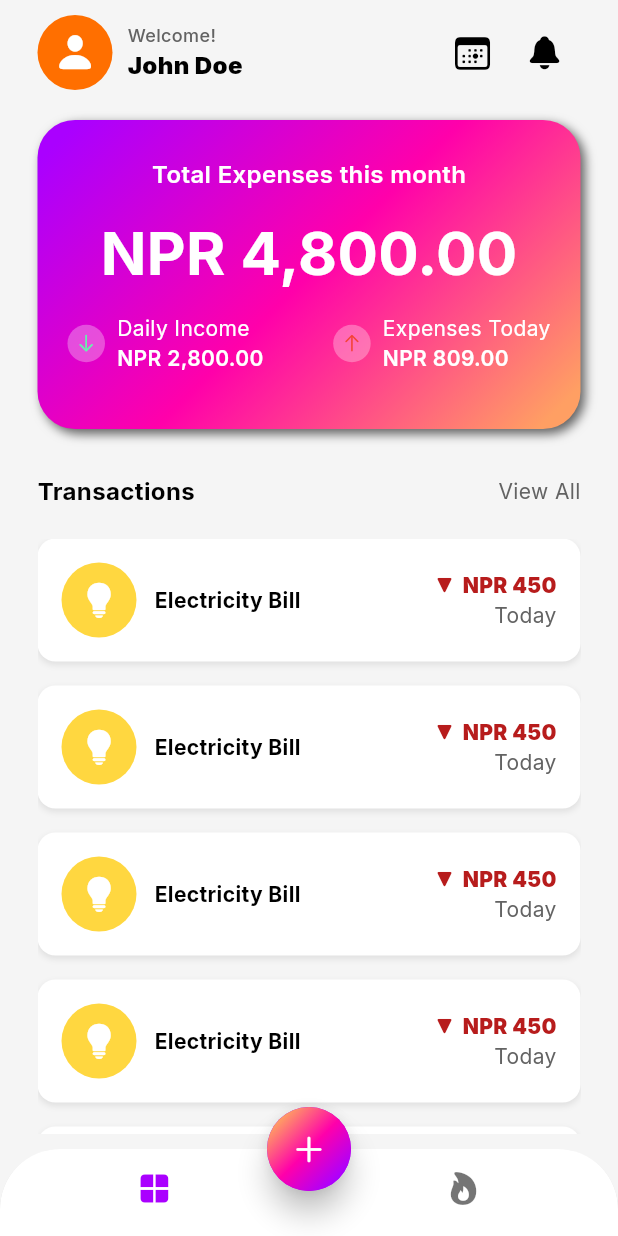
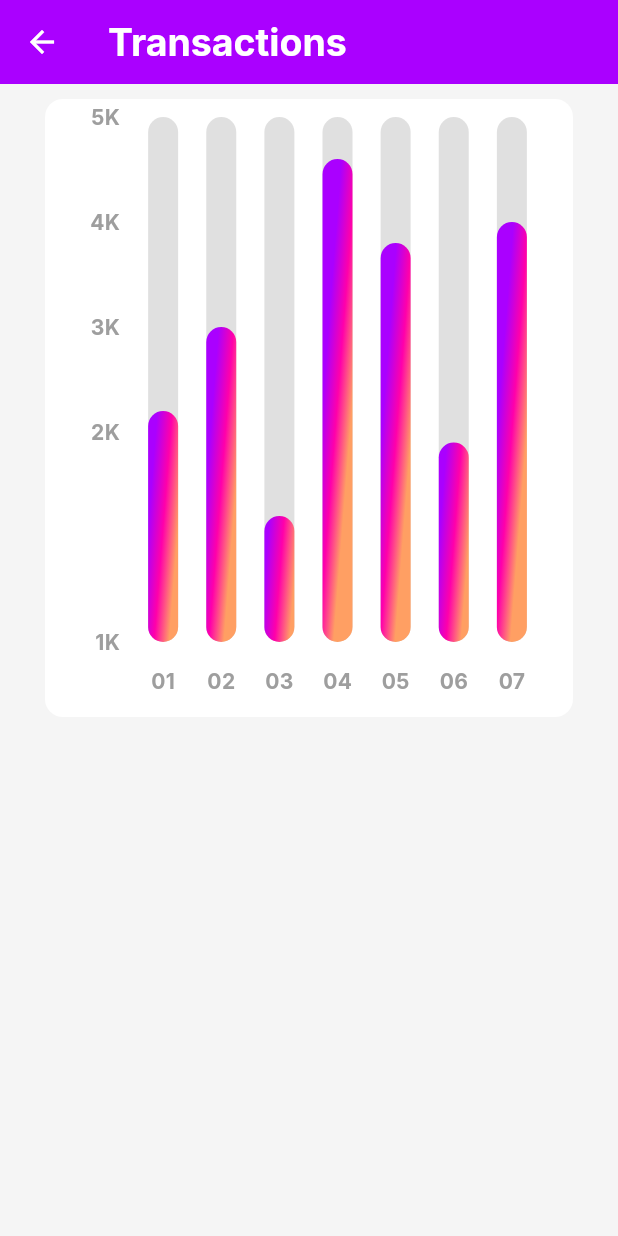
Before and after one commit to IshanKarki/Khutruke, a Flutter app: the screen it shows after launch, after a tap on "Total Expenses this month", on a phone screen of 412 x 824 dp. Run offline on Flutter 3.47's test engine with Material 3 defaults, Android fonts, the phone set to English and light mode, and no system bars; drawn by our look-alikes of fl_chart; our stand-ins replace font_awesome_flutter, google_fonts.

Commit message:
4th commit

```diff
--- /dev/null
+++ b/lib/data/data.dart
@@ -0,0 +1,54 @@
+import 'package:flutter/material.dart';
+import 'package:font_awesome_flutter/font_awesome_flutter.dart';
+
+List<Map<String, dynamic>> transactionsData = [
+  {
+    'icon': FaIcon(FontAwesomeIcons.solidLightbulb, color: Colors.white),
+    'name': 'Electricity Bills',
+    'date': 'Today',
+    'price': 'NPR 250',
+    'color': Colors.amber.shade800,
+  },
+  {
+    'icon': FaIcon(FontAwesomeIcons.plane, color: Colors.white),
+    'name': 'Flight/Airlines',
+    'date': 'Today',
+    'price': 'NPR 2800',
+    'color': Colors.cyan.shade700,
+  },
+  {
+    'icon': FaIcon(FontAwesomeIcons.smoking, color: Colors.white),
+    'name': 'Smoking',
+    'date': 'Today',
+    'price': 'NPR 40',
+    'color': Colors.pink.shade700,
+  },
+  {
+    'icon': FaIcon(FontAwesomeIcons.mugHot, color: Colors.white),
+    'name': 'Coffee',
+    'date': 'Today',
+    'price': 'NPR 170',
+    'color': Colors.brown.shade700,
+  },
+  {
+    'icon': FaIcon(FontAwesomeIcons.film, color: Colors.white),
+    'name': 'Movie',
+    'date': 'Yesterday',
+    'price': 'NPR 350',
+    'color': Colors.deepPurple,
+  },
+  {
+    'icon': FaIcon(FontAwesomeIcons.smoking, color: Colors.white),
+    'name': 'Smoking',
+    'date': 'Yesterday',
+    'price': 'NPR 20',
+    'color': Colors.pink.shade700,
+  },
+  {
+    'icon': FaIcon(FontAwesomeIcons.gasPump, color: Colors.white),
+    'name': 'Petrol',
+    'date': 'Yesterday',
+    'price': 'NPR 650',
+    'color': Colors.amber.shade900,
+  },
+];
--- /dev/null
+++ b/lib/screens/home/views/chart.dart
@@ -0,0 +1,173 @@
+
+import 'dart:math';
+import 'package:fl_chart/fl_chart.dart';
+import 'package:flutter/material.dart';
+
+class MyChart extends StatefulWidget {
+  const MyChart({super.key});
+
+  @override
+  State<MyChart> createState() => _MyChartState();
+}
+
+class _MyChartState extends State<MyChart> {
+  @override
+  Widget build(BuildContext context) {
+    return BarChart(
+      mainBarData(),
+    );
+  }
+
+  BarChartGroupData makeGroupData(int x, double y) {
+    return BarChartGroupData(
+      x: x,
+      barRods: [
+        BarChartRodData(
+          toY: y,
+          gradient: LinearGradient(
+            colors: [
+              Theme.of(context).colorScheme.primary,
+              Theme.of(context).colorScheme.secondary,
+              Theme.of(context).colorScheme.tertiary,
+            ],
+            transform: const GradientRotation(pi / 40),
+          ),
+          width: 20,
+          backDrawRodData: BackgroundBarChartRodData(
+            show: true,
+            toY: 5,
+            color: Colors.grey.shade300
+          )
+        )
+      ]
+    );
+  }
+
+  List<BarChartGroupData> showingGroups() => List.generate(7, (i) {
+    switch (i) {
+      case 0:
+        return makeGroupData(0, 2.2);
+      case 1:
+        return makeGroupData(1, 3);
+      case 2:
+        return makeGroupData(2, 1.2);
+      case 3:
+        return makeGroupData(3, 4.6);
+      case 4:
+        return makeGroupData(4, 3.8);
+      case 5:
+        return makeGroupData(5, 1.9);
+      case 6:
+        return makeGroupData(6, 4);
+      default:
+        return throw Error();
+    }
+  });
+
+  BarChartData mainBarData() {
+    return BarChartData(
+      titlesData: FlTitlesData(
+        show: true,
+        rightTitles: const AxisTitles(
+          sideTitles: SideTitles(showTitles: false)
+        ),
+
+        topTitles: const AxisTitles(
+          sideTitles: SideTitles(showTitles: false)
+        ),
+        bottomTitles: AxisTitles(
+          sideTitles: SideTitles(
+            showTitles: true,
+            reservedSize: 38,
+            getTitlesWidget: getTiles,
+          )
+        ),
+        leftTitles: AxisTitles(
+          sideTitles: SideTitles(
+            showTitles: true,
+            reservedSize: 38,
+            getTitlesWidget: leftTitles,
+          ),
+        ),
+      ),
+      borderData: FlBorderData(
+        show: false
+      ),
+      gridData: const FlGridData(show: false),
+      barGroups: showingGroups(),
+    );
+  }
+
+  Widget getTiles(double value, TitleMeta meta) {
+    const style = TextStyle(
+      color: Colors.grey,
+      fontWeight: FontWeight.bold,
+      fontSize: 14,
+    );
+    Widget text;
+
+    switch (value.toInt()) {
+      case 0:
+        text = const Text('01', style: style);
+        break;
+      case 1:
+        text = const Text('02', style: style);
+        break;
+      case 2:
+        text = const Text('03', style: style);
+        break;
+      case 3:
+        text = const Text('04', style: style);
+        break;
+      case 4:
+        text = const Text('05', style: style);
+        break;
+      case 5:
+        text = const Text('06', style: style);
+        break;
+      case 6:
+        text = const Text('07', style: style);
+        break;
+      case 7:
+        text = const Text('08', style: style);
+        break;
+      default:
+        text = const Text('', style: style);
+        break;
+    }
+    return SideTitleWidget(
+      // axisSide: meta.axisSide,
+      meta: meta,
+      space: 16,
+      child: text,
+    );
+  }
+
+   Widget leftTitles(double value, TitleMeta meta) {
+    const style = TextStyle(
+      color: Colors.grey,
+      fontWeight: FontWeight.bold,
+      fontSize: 14,
+    );
+    String text;
+    if (value == 0) {
+      text = '1K';
+    } else if (value == 2) {
+      text = '2K';
+    } else if (value == 3) {
+      text = '3K';
+    } else if (value == 4) {
+      text = '4K';
+    } else if (value == 5) {
+      text = '5K';
+    } else {
+      return Container();
+    }
+    return SideTitleWidget(
+      // meta: meta.axisSide,
+      space: 0,
+      meta: meta,
+      child: Text(text, style: style),
+    );
+  }
+}
--- /dev/null
+++ b/lib/screens/home/views/goal_screen.dart
@@ -0,0 +1,10 @@
+import 'package:flutter/cupertino.dart';
+
+class GoalScreen extends StatelessWidget {
+  const GoalScreen({super.key});
+
+  @override
+  Widget build(BuildContext context) {
+    return const Placeholder();
+  }
+}
--- a/lib/screens/home/views/home_screen.dart
+++ b/lib/screens/home/views/home_screen.dart
@@ -1,11 +1,20 @@
 import 'package:flutter/cupertino.dart';
 import 'package:flutter/material.dart';
 import 'dart:math';
-
+import 'goal_screen.dart';
 import 'package:khutruke/screens/home/views/main_screen.dart';
 
-class HomeScreen extends StatelessWidget {
+class HomeScreen extends StatefulWidget {
   const HomeScreen({super.key});
+
+  @override
+  State<HomeScreen> createState() => _HomeScreenState();
+}
+
+class _HomeScreenState extends State<HomeScreen> {
+  // var widgetList = [MainScreen(), StatScreen(), GoalScreen()];
+
+  int index = 0;
 
   @override
   Widget build(BuildContext context) {
@@ -16,6 +25,11 @@ class HomeScreen extends StatelessWidget {
       bottomNavigationBar: ClipRRect(
         borderRadius: BorderRadius.vertical(top: Radius.circular(40)),
         child: BottomNavigationBar(
+          onTap: (value) {
+            setState(() {
+              index = value;
+            });
+          },
           backgroundColor: Colors.white,
           showSelectedLabels: false,
           showUnselectedLabels: false,
@@ -47,13 +61,13 @@ class HomeScreen extends StatelessWidget {
                 Theme.of(context).colorScheme.secondary,
                 Theme.of(context).colorScheme.primary,
               ],
-              transform: GradientRotation(pi/4),
+              transform: GradientRotation(pi / 4),
             ),
           ),
           child: Icon(CupertinoIcons.add),
         ),
       ),
-      body: const MainScreen(),
+      body: index == 0 ? MainScreen() : GoalScreen(),
     );
   }
 }
--- a/lib/screens/home/views/main_screen.dart
+++ b/lib/screens/home/views/main_screen.dart
@@ -2,9 +2,17 @@ import 'package:flutter/cupertino.dart';
 import 'package:flutter/material.dart';
 import 'dart:math';
 
-class MainScreen extends StatelessWidget {
+import 'package:khutruke/data/data.dart';
+import 'package:khutruke/screens/home/views/stat_screen.dart';
+
+class MainScreen extends StatefulWidget {
   const MainScreen({super.key});
 
+  @override
+  State<MainScreen> createState() => _MainScreenState();
+}
+
+class _MainScreenState extends State<MainScreen> {
   @override
   Widget build(BuildContext context) {
     return SafeArea(
@@ -82,6 +90,10 @@ class MainScreen extends StatelessWidget {
             GestureDetector(
               onTap: () {
                 //redirect to the insights or analytics screen
+                Navigator.push(
+                  context,
+                  MaterialPageRoute(builder: (context) => StatScreen()),
+                );
               },
               child: Container(
                 width: MediaQuery.of(context).size.width,
@@ -251,7 +263,7 @@ class MainScreen extends StatelessWidget {
             const SizedBox(height: 20),
             Expanded(
               child: ListView.builder(
-                itemCount: 5,
+                itemCount: transactionsData.length,
                 itemBuilder: (context, int i) {
                   return Padding(
                     padding: const EdgeInsets.only(bottom: 16.0),
@@ -281,19 +293,20 @@ class MainScreen extends StatelessWidget {
                                       width: 50,
                                       height: 50,
                                       decoration: BoxDecoration(
-                                        color: Colors.amberAccent,
+                                        color: transactionsData[i]['color'],
                                         shape: BoxShape.circle,
                                       ),
                                     ),
-                                    Icon(
-                                      CupertinoIcons.lightbulb_fill,
-                                      color: Colors.white,
-                                    ),
+                                    transactionsData[i]['icon'],
+                                    // Icon(
+                                    //   transactionsData[i]['icon'],
+                                    //   color: Colors.white,
+                                    // ),
                                   ],
                                 ),
                                 const SizedBox(width: 12),
                                 Text(
-                                  'Electricity Bill',
+                                  transactionsData[i]['name'],
                                   style: TextStyle(
                                     fontSize: 14,
                                     color:
@@ -315,7 +328,7 @@ class MainScreen extends StatelessWidget {
                                     ),
                                     SizedBox(width: 5),
                                     Text(
-                                      "NPR 450",
+                                      transactionsData[i]['price'],
                                       style: TextStyle(
                                         fontSize: 14,
                                         color: Colors.red.shade900,
@@ -325,12 +338,12 @@ class MainScreen extends StatelessWidget {
                                   ],
                                 ),
                                 Text(
-                                  'Today',
+                                  transactionsData[i]['date'],
                                   style: TextStyle(
                                     fontSize: 14,
                                     color:
                                         Theme.of(context).colorScheme.outline,
-                                    fontWeight: FontWeight.w400,
+                                    fontWeight: FontWeight.w300,
                                   ),
                                 ),
                               ],
--- /dev/null
+++ b/lib/screens/home/views/stat_screen.dart
@@ -0,0 +1,45 @@
+import 'package:flutter/material.dart';
+
+import 'chart.dart';
+
+class StatScreen extends StatelessWidget {
+  const StatScreen({super.key});
+
+  @override
+  Widget build(BuildContext context) {
+    return Scaffold(
+      backgroundColor: Theme.of(context).colorScheme.surface,
+      appBar: AppBar(
+        foregroundColor: Colors.white,
+        backgroundColor: Theme.of(context).colorScheme.primary,
+        title: Text(
+          'Transactions',
+          style: TextStyle(
+            fontSize: 25,
+            fontWeight: FontWeight.bold,
+          ),
+        ),
+      ),
+      body: Padding(
+        padding: EdgeInsets.symmetric(horizontal: 30.0, vertical: 10),
+        child: Column(
+          crossAxisAlignment: CrossAxisAlignment.start,
+          children: [
+            Container(
+              width: MediaQuery.sizeOf(context).width,
+              height: MediaQuery.sizeOf(context).width,
+              decoration: BoxDecoration(
+                color: Colors.white,
+                borderRadius: BorderRadius.circular(12),
+              ),
+              child: Padding(
+                padding: const EdgeInsets.all(12.0),
+                child: MyChart(),
+              ),
+            ),
+          ],
+        ),
+      ),
+    );
+  }
+}
--- a/pubspec.yaml
+++ b/pubspec.yaml
@@ -35,6 +35,8 @@ dependencies:
   # Use with the CupertinoIcons class for iOS style icons.
   cupertino_icons: ^1.0.8
   google_fonts: ^6.2.1
+  font_awesome_flutter: ^10.8.0
+  fl_chart: ^0.71.0
 
 dev_dependencies:
   flutter_test:
```
Also changed, not shown: pubspec.lock, 2 other files.
